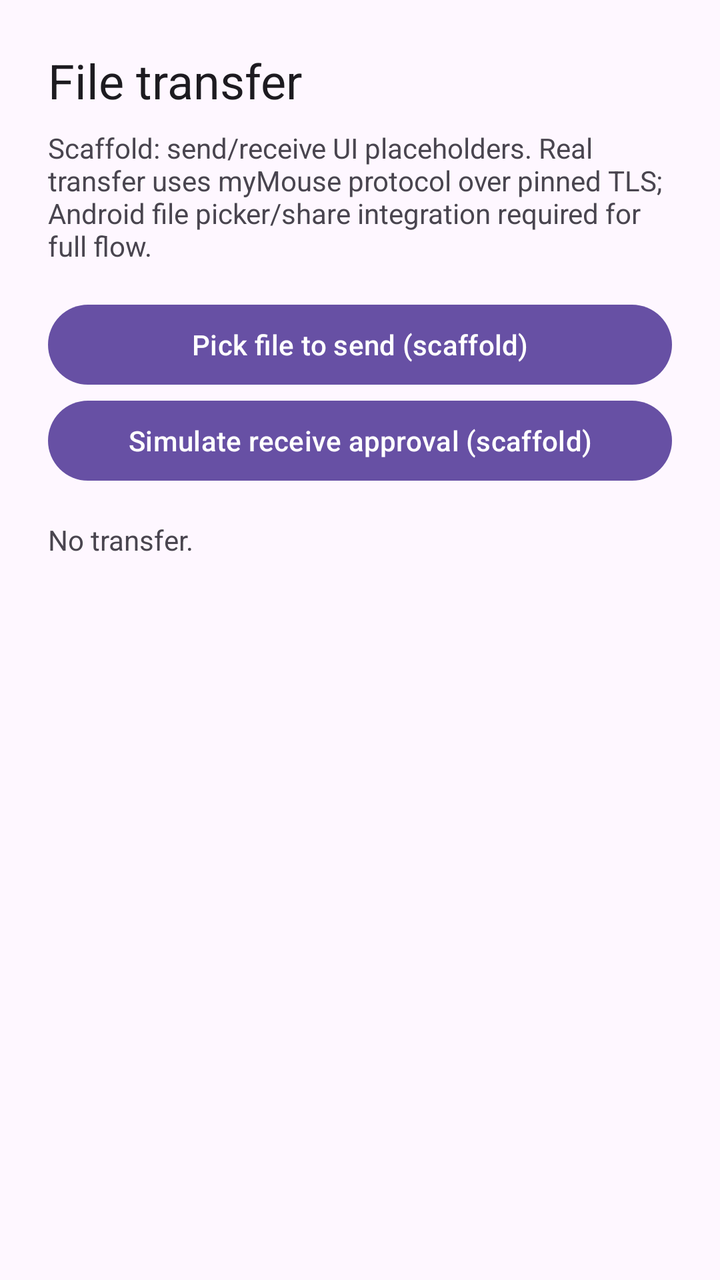
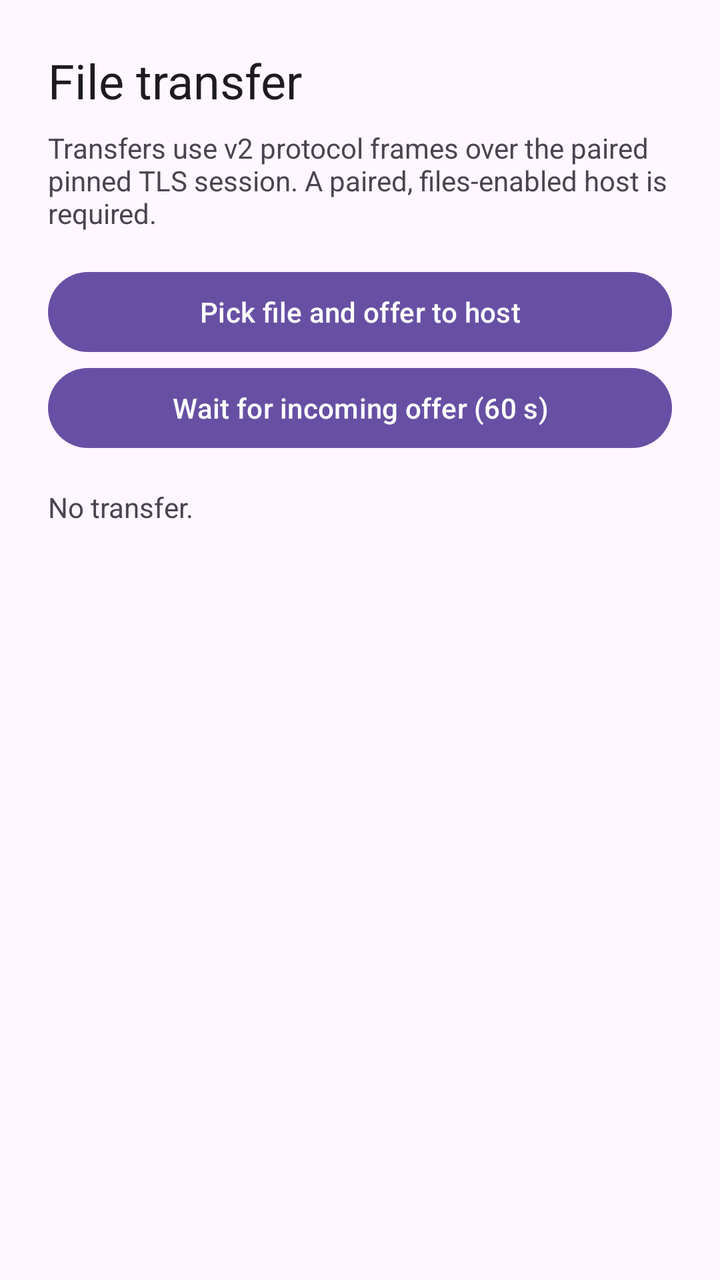

Two renders of the same Android screen: before a commit and after it. Below are the layout's source before the change and the commit's diff.
<!-- AndroidManifest.xml: application theme Theme.MyMouse -->
<!-- res/layout/activity_file_transfer.xml -->
<?xml version="1.0" encoding="utf-8"?>
<LinearLayout xmlns:android="http://schemas.android.com/apk/res/android"
    android:layout_width="match_parent"
    android:layout_height="match_parent"
    android:orientation="vertical"
    android:padding="24dp">
    <TextView android:layout_width="wrap_content" android:layout_height="wrap_content" android:text="@string/file_transfer" android:textAppearance="@style/TextAppearance.Material3.HeadlineSmall" />
    <TextView android:layout_width="match_parent" android:layout_height="wrap_content" android:layout_marginTop="8dp" android:text="Scaffold: send/receive UI placeholders. Real transfer uses myMouse protocol over pinned TLS; Android file picker/share integration required for full flow." />
    <Button android:id="@+id/btnPickSend" android:layout_width="match_parent" android:layout_height="wrap_content" android:layout_marginTop="16dp" android:text="Pick file to send (scaffold)" />
    <Button android:id="@+id/btnAcceptReceive" android:layout_width="match_parent" android:layout_height="wrap_content" android:text="Simulate receive approval (scaffold)" />
    <TextView android:id="@+id/fileStatus" android:layout_width="match_parent" android:layout_height="wrap_content" android:layout_marginTop="16dp" android:text="No transfer." />
</LinearLayout>
<!-- resources referenced by this layout -->
<resources>
  <string name="file_transfer">File transfer</string>
  <style name="Theme.MyMouse" parent="Theme.Material3.DayNight.NoActionBar">
          <item name="android:statusBarColor">?attr/colorPrimary</item>
      </style>
</resources>

<!-- the commit's change to res/layout/activity_file_transfer.xml (unified diff, before → after) -->
@@ -5,8 +5,8 @@
     android:orientation="vertical"
     android:padding="24dp">
     <TextView android:layout_width="wrap_content" android:layout_height="wrap_content" android:text="@string/file_transfer" android:textAppearance="@style/TextAppearance.Material3.HeadlineSmall" />
-    <TextView android:layout_width="match_parent" android:layout_height="wrap_content" android:layout_marginTop="8dp" android:text="Scaffold: send/receive UI placeholders. Real transfer uses myMouse protocol over pinned TLS; Android file picker/share integration required for full flow." />
-    <Button android:id="@+id/btnPickSend" android:layout_width="match_parent" android:layout_height="wrap_content" android:layout_marginTop="16dp" android:text="Pick file to send (scaffold)" />
-    <Button android:id="@+id/btnAcceptReceive" android:layout_width="match_parent" android:layout_height="wrap_content" android:text="Simulate receive approval (scaffold)" />
+    <TextView android:layout_width="match_parent" android:layout_height="wrap_content" android:layout_marginTop="8dp" android:text="Transfers use v2 protocol frames over the paired pinned TLS session. A paired, files-enabled host is required." />
+    <Button android:id="@+id/btnPickSend" android:layout_width="match_parent" android:layout_height="wrap_content" android:layout_marginTop="16dp" android:text="Pick file and offer to host" />
+    <Button android:id="@+id/btnAcceptReceive" android:layout_width="match_parent" android:layout_height="wrap_content" android:text="Wait for incoming offer (60 s)" />
     <TextView android:id="@+id/fileStatus" android:layout_width="match_parent" android:layout_height="wrap_content" android:layout_marginTop="16dp" android:text="No transfer." />
 </LinearLayout>
